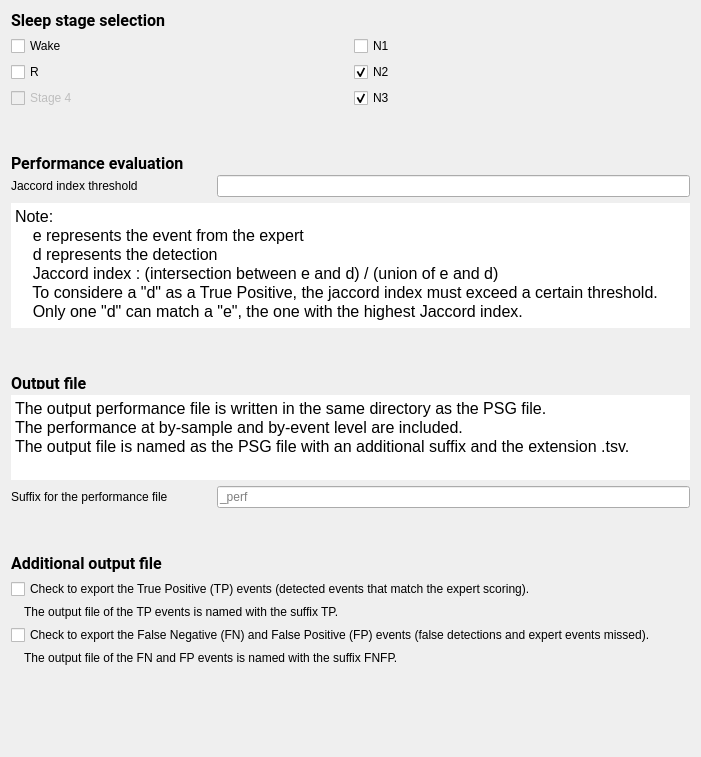
Old version of the form tools/CEAMSTools/CompareEventsFromPSG/OutputFilesStep/Ui_OutputFilesStep.ui in the repository SnoozToolbox/snooz-package-ceams.
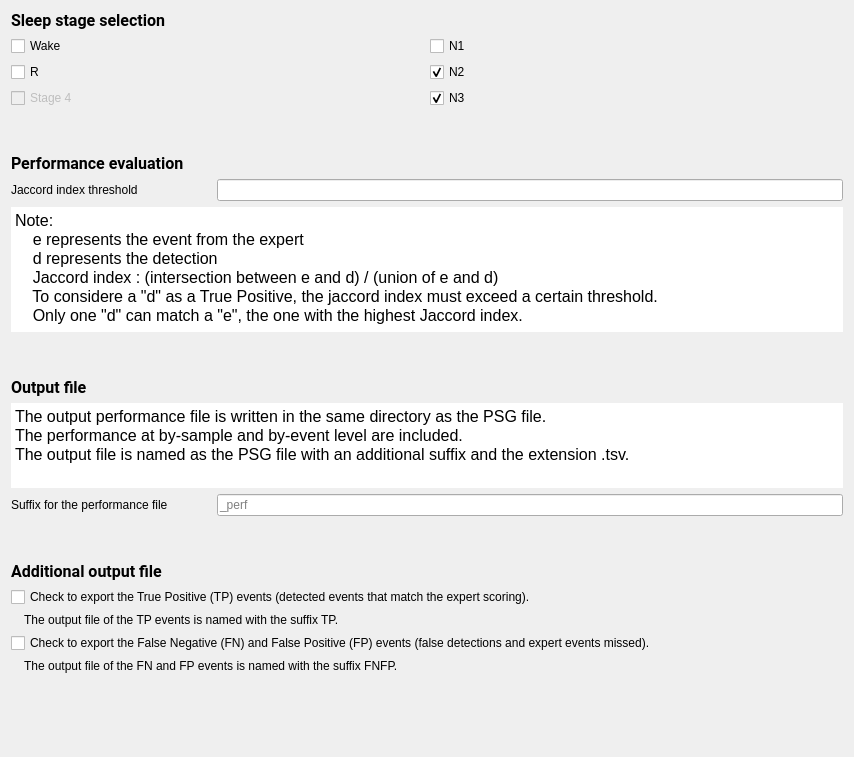
New version of the form.

```diff
--- a/tools/CEAMSTools/CompareEventsFromPSG/OutputFilesStep/Ui_OutputFilesStep.ui
+++ b/tools/CEAMSTools/CompareEventsFromPSG/OutputFilesStep/Ui_OutputFilesStep.ui
@@ -6,7 +6,7 @@
    <rect>
     <x>0</x>
     <y>0</y>
-    <width>701</width>
+    <width>854</width>
     <height>757</height>
    </rect>
   </property>
@@ -25,7 +25,6 @@
         <font>
          <family>Roboto</family>
          <pointsize>12</pointsize>
-         <weight>50</weight>
          <italic>false</italic>
          <bold>false</bold>
         </font>
@@ -114,14 +113,13 @@
        <property name="maximumSize">
         <size>
          <width>16777215</width>
-         <height>15</height>
+         <height>16777215</height>
         </size>
        </property>
        <property name="font">
         <font>
          <family>Roboto</family>
          <pointsize>12</pointsize>
-         <weight>50</weight>
          <italic>false</italic>
          <bold>false</bold>
         </font>
@@ -182,8 +180,11 @@
        </property>
        <property name="html">
         <string>&lt;!DOCTYPE HTML PUBLIC &quot;-//W3C//DTD HTML 4.0//EN&quot; &quot;http://www.w3.org/TR/REC-html40/strict.dtd&quot;&gt;
-&lt;html&gt;&lt;head&gt;&lt;meta name=&quot;qrichtext&quot; content=&quot;1&quot; /&gt;&lt;style type=&quot;text/css&quot;&gt;
+&lt;html&gt;&lt;head&gt;&lt;meta name=&quot;qrichtext&quot; content=&quot;1&quot; /&gt;&lt;meta charset=&quot;utf-8&quot; /&gt;&lt;style type=&quot;text/css&quot;&gt;
 p, li { white-space: pre-wrap; }
+hr { height: 1px; border-width: 0; }
+li.unchecked::marker { content: &quot;\2610&quot;; }
+li.checked::marker { content: &quot;\2612&quot;; }
 &lt;/style&gt;&lt;/head&gt;&lt;body style=&quot; font-family:'Roboto'; font-size:12pt; font-weight:400; font-style:normal;&quot;&gt;
 &lt;p style=&quot; margin-top:0px; margin-bottom:0px; margin-left:0px; margin-right:0px; -qt-block-indent:0; text-indent:0px;&quot;&gt;Note:&lt;/p&gt;
 &lt;p style=&quot; margin-top:0px; margin-bottom:0px; margin-left:0px; margin-right:0px; -qt-block-indent:0; text-indent:0px;&quot;&gt;    e represents the event from the expert&lt;/p&gt;
@@ -217,14 +218,13 @@
          <property name="maximumSize">
           <size>
            <width>16777215</width>
-           <height>15</height>
+           <height>16777215</height>
           </size>
          </property>
          <property name="font">
           <font>
            <family>Roboto</family>
            <pointsize>12</pointsize>
-           <weight>50</weight>
            <italic>false</italic>
            <bold>false</bold>
           </font>
@@ -253,8 +253,11 @@
          </property>
          <property name="html">
           <string>&lt;!DOCTYPE HTML PUBLIC &quot;-//W3C//DTD HTML 4.0//EN&quot; &quot;http://www.w3.org/TR/REC-html40/strict.dtd&quot;&gt;
-&lt;html&gt;&lt;head&gt;&lt;meta name=&quot;qrichtext&quot; content=&quot;1&quot; /&gt;&lt;style type=&quot;text/css&quot;&gt;
+&lt;html&gt;&lt;head&gt;&lt;meta name=&quot;qrichtext&quot; content=&quot;1&quot; /&gt;&lt;meta charset=&quot;utf-8&quot; /&gt;&lt;style type=&quot;text/css&quot;&gt;
 p, li { white-space: pre-wrap; }
+hr { height: 1px; border-width: 0; }
+li.unchecked::marker { content: &quot;\2610&quot;; }
+li.checked::marker { content: &quot;\2612&quot;; }
 &lt;/style&gt;&lt;/head&gt;&lt;body style=&quot; font-family:'Roboto'; font-size:12pt; font-weight:400; font-style:normal;&quot;&gt;
 &lt;p style=&quot; margin-top:0px; margin-bottom:0px; margin-left:0px; margin-right:0px; -qt-block-indent:0; text-indent:0px;&quot;&gt;The output performance file is written in the same directory as the PSG file.&lt;/p&gt;
 &lt;p style=&quot; margin-top:0px; margin-bottom:0px; margin-left:0px; margin-right:0px; -qt-block-indent:0; text-indent:0px;&quot;&gt;The performance at by-sample and by-event level are included.&lt;/p&gt;
@@ -274,7 +277,7 @@
            </property>
            <property name="maximumSize">
             <size>
-             <width>200</width>
+             <width>16777215</width>
              <height>16777215</height>
             </size>
            </property>
@@ -316,7 +319,6 @@
         <font>
          <family>Roboto</family>
          <pointsize>12</pointsize>
-         <weight>50</weight>
          <italic>false</italic>
          <bold>false</bold>
         </font>
```
Left out of the diff: 18 changed lines with no effect on the pictures.
